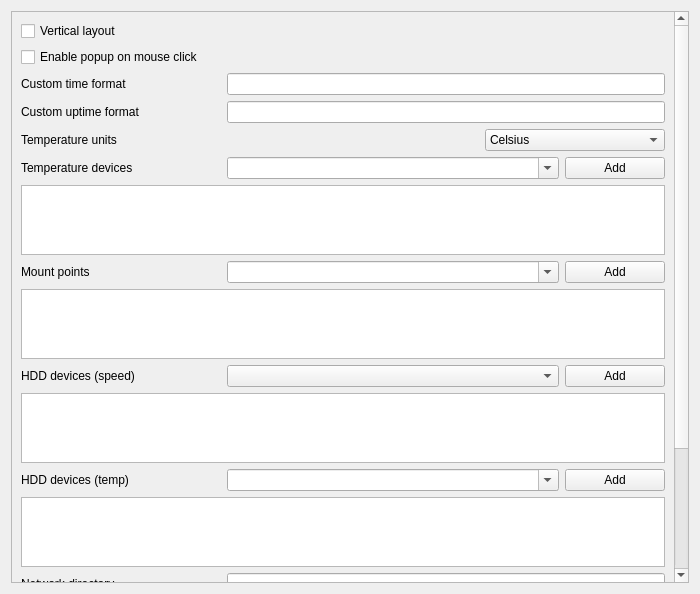
Qt form sources/ptm/contents/ui/advanced.ui (arcan1s/awesome-widgets) before a commit.
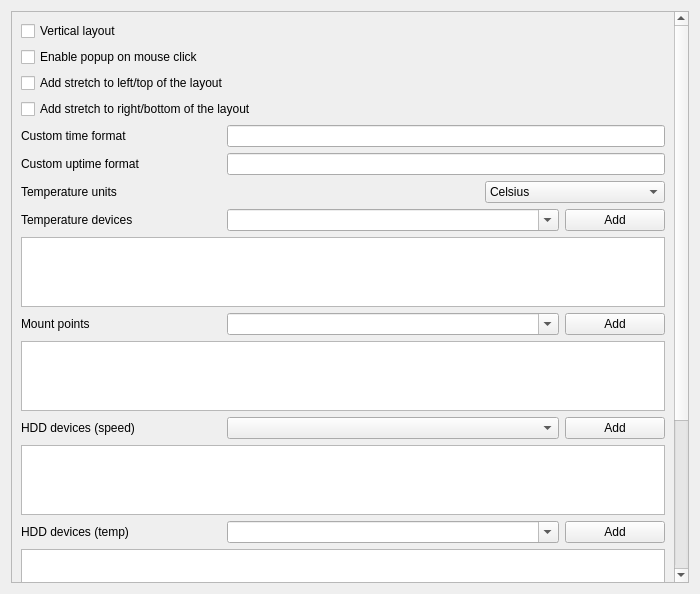
The same form after that commit.

Commit message: add support of stretch

Patch:
```diff
--- a/sources/ptm/contents/ui/advanced.ui
+++ b/sources/ptm/contents/ui/advanced.ui
@@ -41,9 +41,9 @@
       <property name="geometry">
        <rect>
         <x>0</x>
-        <y>-195</y>
+        <y>0</y>
         <width>666</width>
-        <height>773</height>
+        <height>823</height>
        </rect>
       </property>
       <layout class="QVBoxLayout" name="verticalLayout_8">
@@ -61,6 +61,20 @@
          </property>
         </widget>
        </item>
+       <item>
+        <widget class="QCheckBox" name="checkBox_leftStretch">
+         <property name="text">
+          <string>Add stretch to left/top of the layout</string>
+         </property>
+        </widget>
+       </item>
+       <item>
+        <widget class="QCheckBox" name="checkBox_rightStretch">
+         <property name="text">
+          <string>Add stretch to right/bottom of the layout</string>
+         </property>
+        </widget>
+       </item>
        <item>
         <layout class="QHBoxLayout" name="layout_timeFormat">
          <item>
```
Left out of the diff: 2 changed lines with no effect on the pictures. The commit also changes 10 other files.
